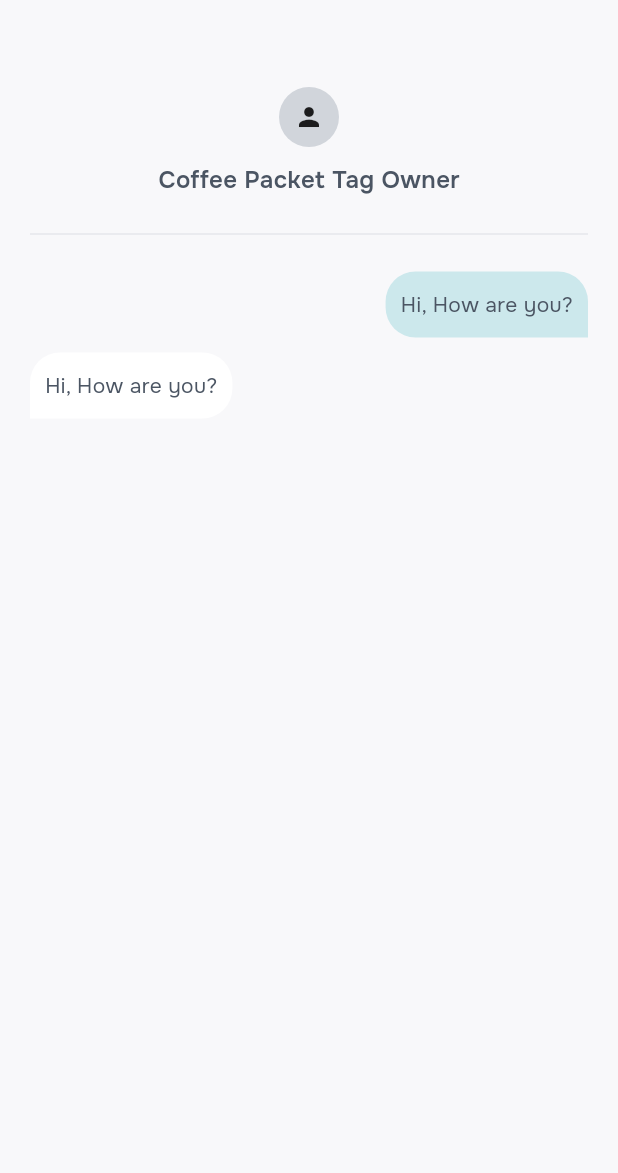
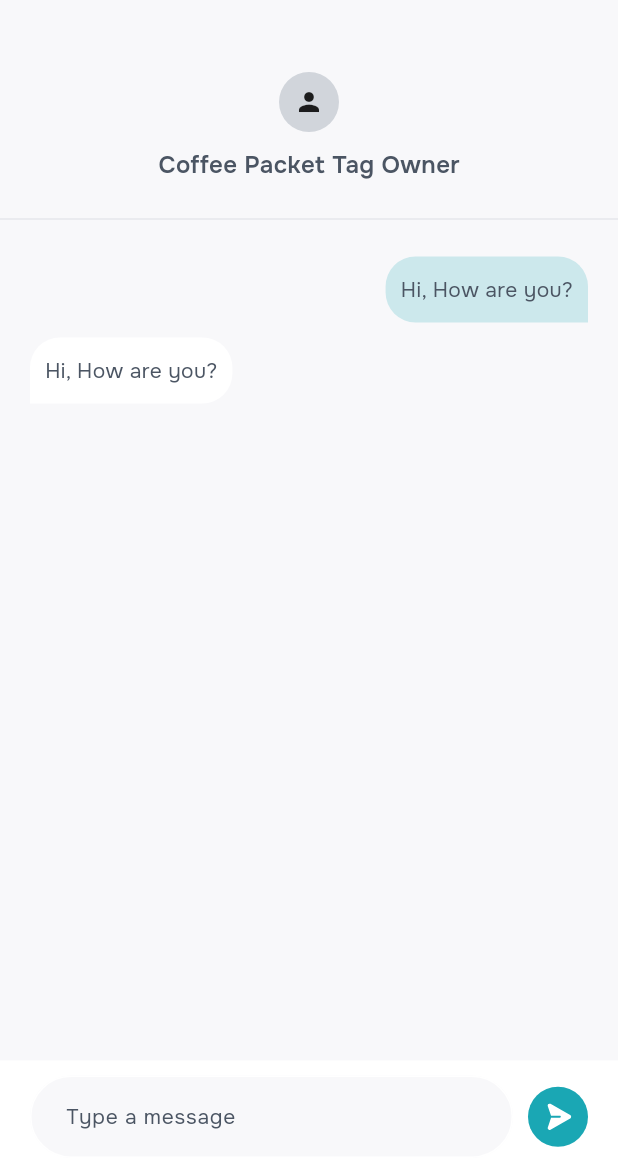
Before and after one commit to fatima-tehreem09/parcel_delivery_app, a Flutter app: the MessageView screen opened by its route, on a phone screen of 412 x 824 dp, the part 63-1236 px from its top. Run offline on Flutter 3.47's test engine with Material 3 defaults, Android fonts, the phone set to English and light mode, and no system bars; our stand-ins replace cached_network_image, camera, dio, flutter_riverpod, flutter_svg, freezed_annotation and 7 more; missing offline and left inert: custom_info_window, reusables; accounts and stored records are empty; generated files the repository leaves out were written again; project files that could hold a hidden picture were left out.

Commit message:
message view

```diff
--- a/lib/src/features/message_view.dart
+++ b/lib/src/features/message_view.dart
@@ -1,8 +1,11 @@
+import 'package:abiola_along_client_app/src/const/assets.dart';
 import 'package:abiola_along_client_app/src/const/colors.dart';
 import 'package:abiola_along_client_app/src/extensions/size_extension.dart';
 import 'package:abiola_along_client_app/src/widgets/app_bar.dart';
+import 'package:abiola_along_client_app/src/widgets/app_textfield.dart';
 import 'package:flutter/material.dart';
 import 'package:flutter_riverpod/flutter_riverpod.dart';
+import 'package:flutter_svg/flutter_svg.dart';
 import 'package:go_router/go_router.dart';
 
 import '../widgets/text_widget.dart';
@@ -25,7 +28,7 @@ class _MessageViewState extends ConsumerState<MessageView> {
       backgroundColor: const Color(0xffF8F8FA),
       appBar: const AppBarWidget(title: "Message"),
       body: Padding(
-        padding: const EdgeInsets.fromLTRB(20, 30, 20, 0),
+        padding: EdgeInsets.only(top: 20),
         child: Column(
           crossAxisAlignment: CrossAxisAlignment.center,
           mainAxisAlignment: MainAxisAlignment.start,
@@ -55,12 +58,16 @@ class _MessageViewState extends ConsumerState<MessageView> {
               height: 50,
               color: Color(0xffE5E7EB),
             ),
+            Expanded(
+              child: ListView(
+                padding: const EdgeInsets.symmetric(horizontal: 20),
+                children: [
                   Align(
                     alignment: Alignment.topRight,
                     child: Container(
                       margin: const EdgeInsets.only(bottom: 10),
-                padding:
-                    const EdgeInsets.symmetric(horizontal: 10, vertical: 12),
+                      padding: const EdgeInsets.symmetric(
+                          horizontal: 10, vertical: 12),
                       decoration: BoxDecoration(
                         borderRadius: const BorderRadius.only(
                           topLeft: Radius.circular(20),
@@ -79,8 +86,8 @@ class _MessageViewState extends ConsumerState<MessageView> {
                     alignment: Alignment.topLeft,
                     child: Container(
                       margin: const EdgeInsets.only(bottom: 10),
-                padding:
-                    const EdgeInsets.symmetric(horizontal: 10, vertical: 12),
+                      padding: const EdgeInsets.symmetric(
+                          horizontal: 10, vertical: 12),
                       decoration: const BoxDecoration(
                         borderRadius: BorderRadius.only(
                           topLeft: Radius.circular(20),
@@ -98,6 +105,33 @@ class _MessageViewState extends ConsumerState<MessageView> {
                 ],
               ),
             ),
+            Container(
+              padding: const EdgeInsets.symmetric(horizontal: 20, vertical: 10),
+              width: double.infinity,
+              color: AppColors.primaryWhite,
+              child: Row(
+                children: [
+                  const Expanded(
+                    flex: 2,
+                    child: AppTextField(
+                      isMessageField: true,
+                      hint: "Type a message",
+                    ),
+                  ),
+                  10.widthBox,
+                  CircleAvatar(
+                    backgroundColor: AppColors.primaryBlue,
+                    radius: 20,
+                    child: Center(
+                      child: SvgPicture.asset(AppAssets.sendButtonIcon),
+                    ),
+                  )
+                ],
+              ),
+            ),
+          ],
+        ),
+      ),
     );
   }
 }
--- a/lib/src/widgets/app_textfield.dart
+++ b/lib/src/widgets/app_textfield.dart
@@ -35,7 +35,8 @@ class AppTextField extends StatefulWidget {
       this.inputFormatters,
       this.textInputAction = TextInputAction.done,
       this.bigField = false,
-      this.isSearchField = false});
+      this.isSearchField = false,
+      this.isMessageField = false});
 
   // final bool obscure;
   final String? hint;
@@ -65,6 +66,7 @@ class AppTextField extends StatefulWidget {
   final TextInputAction textInputAction;
   final bool bigField;
   final bool isSearchField;
+  final bool isMessageField;
 
   @override
   State<AppTextField> createState() => _AppTextFieldState();
@@ -123,7 +125,9 @@ class _AppTextFieldState extends State<AppTextField> {
         prefix: widget.prefix,
         suffixIcon: widget.suffixIcon,
         filled: true,
-        fillColor: AppColors.primaryWhite,
+        fillColor: widget.isMessageField
+            ? const Color(0xffF8F8FA)
+            : AppColors.primaryWhite,
         border: getBorder(widget.isSearchField
             ? const Color(0xffF9FAFB)
             : AppColors.primaryWhite),
```
Lines whose indentation alone changed are shown as unchanged.
